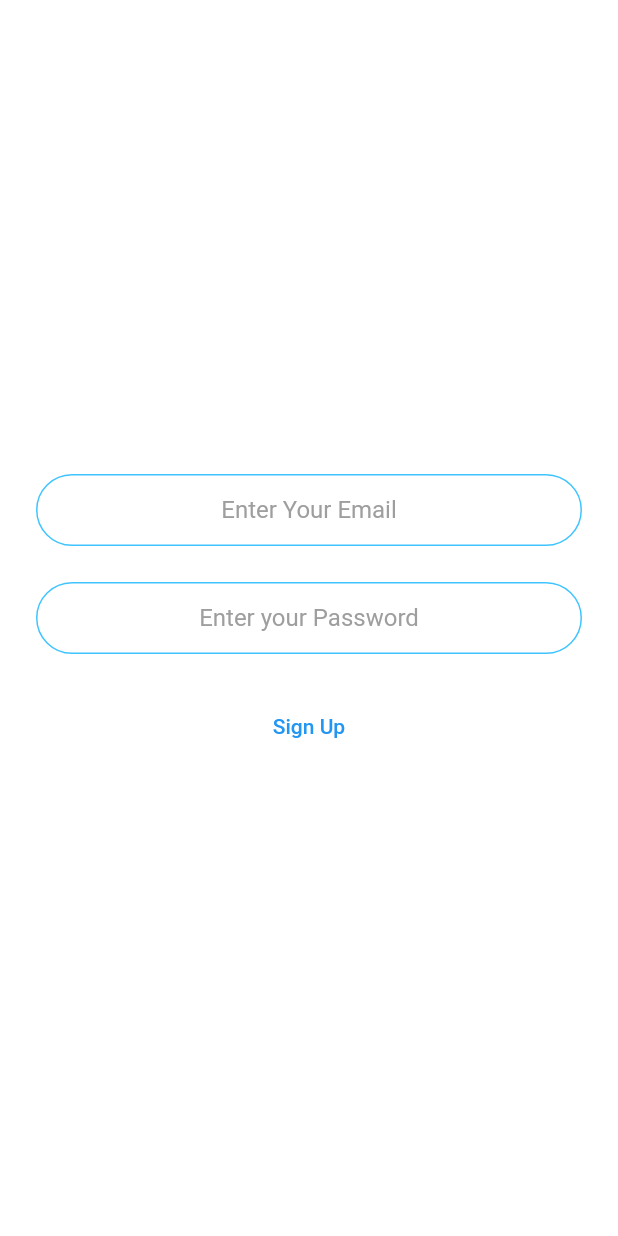
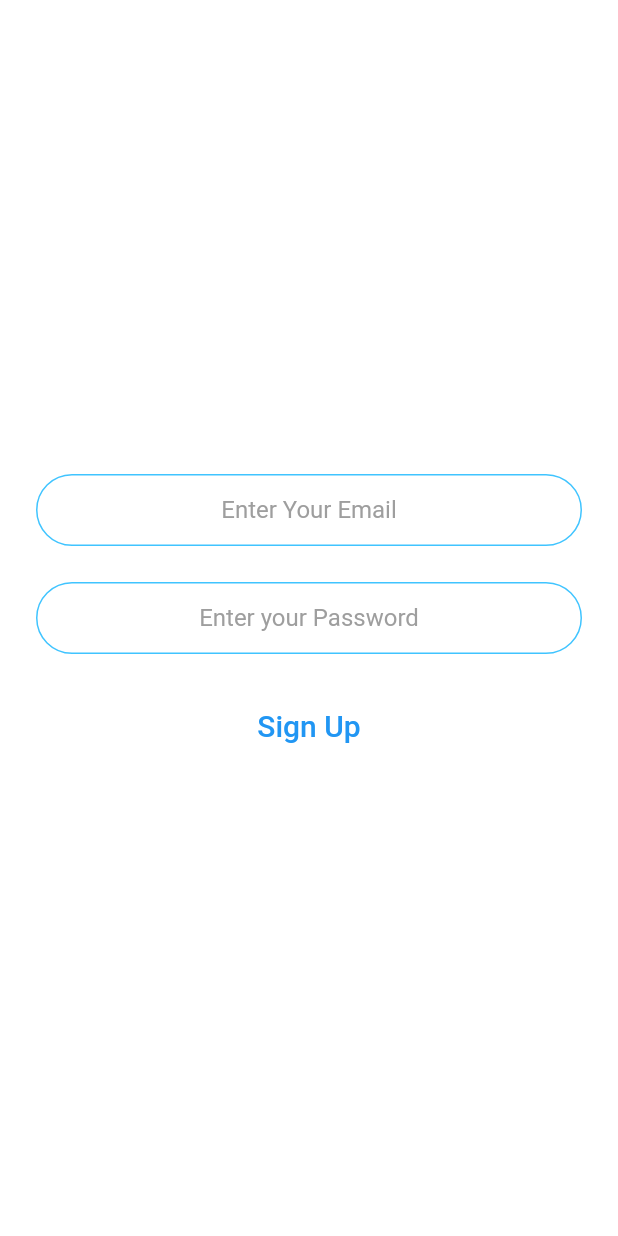
Before and after one commit to ahmdirfnz/Hostel-Management-System, a Flutter app: the RegistrationScreen screen opened by its route, on a phone screen of 412 x 824 dp. Run offline on Flutter 3.47's test engine with Material 2 defaults, Android fonts, the phone set to English and light mode, and no system bars; our stand-ins replace firebase_auth, firebase_core, modal_progress_hud; accounts and stored records are empty.

Commit message:
add font family text style

```diff
--- a/lib/login_screen.dart
+++ b/lib/login_screen.dart
@@ -87,7 +87,7 @@ class _LoginScreenState extends State<LoginScreen> {
                       showSpinner = false;
                     });
                   },
-                  child: Text('Log In'))
+                  child: Text('Log In', style: TextStyle(fontSize: 20.0),))
             ],
           ),
         ),
--- a/lib/signup_screen.dart
+++ b/lib/signup_screen.dart
@@ -84,7 +84,7 @@ class _RegistrationScreenState extends State<RegistrationScreen> {
         showSpinner = false;
       });
     },
-    child: const Text('Sign Up'))
+    child: const Text('Sign Up', style: TextStyle(fontSize: 20.0),))
             ],
           ),
         ),
--- a/lib/welcome_screen.dart
+++ b/lib/welcome_screen.dart
@@ -23,7 +23,9 @@ class _WelcomeScreenState extends State<WelcomeScreen> {
               textAlign: TextAlign.center,
               style: TextStyle(
               fontSize: 30.0,
-              fontWeight: FontWeight.bold),
+              fontWeight: FontWeight.bold,
+              fontFamily: 'playball'
+              ),
             ),
             SizedBox(height: 24.0,),
             TextButton(
```
Also changed, not shown: pubspec.yaml (+4 -6 lines), assets/fonts/Playball-Regular.ttf (added).
